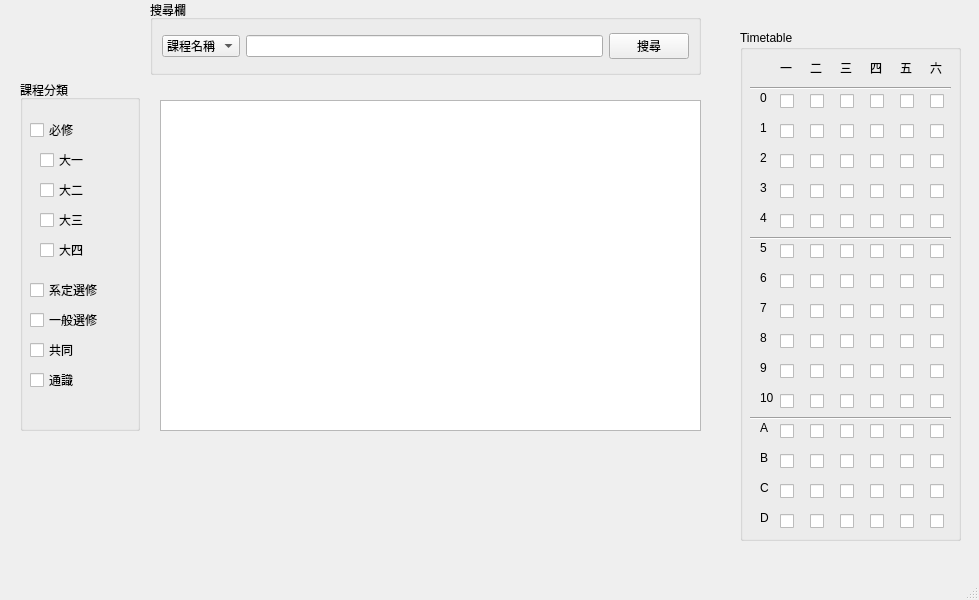
This is projectMainFile/mainwindow.ui in IMBensonQB/PD110-1-FP as Qt 5 draws it before an edit. The edited form follows.
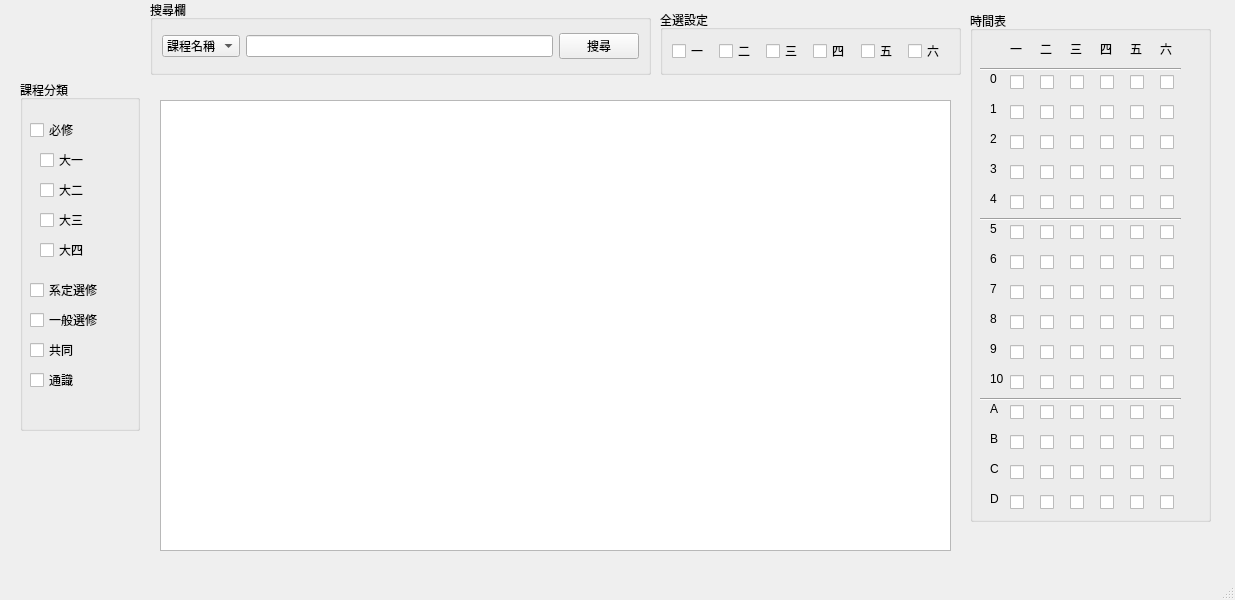
This is the edited form.

What changed in the file:
```diff
--- a/projectMainFile/mainwindow.ui
+++ b/projectMainFile/mainwindow.ui
@@ -6,7 +6,7 @@
    <rect>
     <x>0</x>
     <y>0</y>
-    <width>979</width>
+    <width>1235</width>
     <height>600</height>
    </rect>
   </property>
@@ -19,7 +19,7 @@
      <rect>
       <x>150</x>
       <y>0</y>
-      <width>551</width>
+      <width>501</width>
       <height>75</height>
      </rect>
     </property>
@@ -193,22 +193,22 @@
      <rect>
       <x>160</x>
       <y>100</y>
-      <width>541</width>
-      <height>331</height>
+      <width>791</width>
+      <height>451</height>
      </rect>
     </property>
    </widget>
    <widget class="QGroupBox" name="groupBox_3">
     <property name="geometry">
      <rect>
-      <x>740</x>
-      <y>30</y>
-      <width>221</width>
+      <x>970</x>
+      <y>11</y>
+      <width>241</width>
       <height>511</height>
      </rect>
     </property>
     <property name="title">
-     <string>Timetable</string>
+     <string>時間表</string>
     </property>
     <widget class="QLabel" name="label">
      <property name="geometry">
@@ -1693,6 +1693,63 @@
      </property>
     </widget>
    </widget>
+   <widget class="QGroupBox" name="groupBox_4">
+    <property name="geometry">
+     <rect>
+      <x>660</x>
+      <y>10</y>
+      <width>301</width>
+      <height>65</height>
+     </rect>
+    </property>
+    <property name="title">
+     <string>全選設定</string>
+    </property>
+    <layout class="QHBoxLayout" name="horizontalLayout_2">
+     <item>
+      <widget class="QCheckBox" name="chooseAll_1">
+       <property name="text">
+        <string>一</string>
+       </property>
+      </widget>
+     </item>
+     <item>
+      <widget class="QCheckBox" name="chooseAll_2">
+       <property name="text">
+        <string>二</string>
+       </property>
+      </widget>
+     </item>
+     <item>
+      <widget class="QCheckBox" name="chooseAll_3">
+       <property name="text">
+        <string>三</string>
+       </property>
+      </widget>
+     </item>
+     <item>
+      <widget class="QCheckBox" name="chooseAll_4">
+       <property name="text">
+        <string>四</string>
+       </property>
+      </widget>
+     </item>
+     <item>
+      <widget class="QCheckBox" name="chooseAll_5">
+       <property name="text">
+        <string>五</string>
+       </property>
+      </widget>
+     </item>
+     <item>
+      <widget class="QCheckBox" name="chooseAll_6">
+       <property name="text">
+        <string>六</string>
+       </property>
+      </widget>
+     </item>
+    </layout>
+   </widget>
   </widget>
   <widget class="QMenuBar" name="menubar">
    <property name="geometry">
```
Left out of the diff: 115 changed lines with no effect on the pictures.
